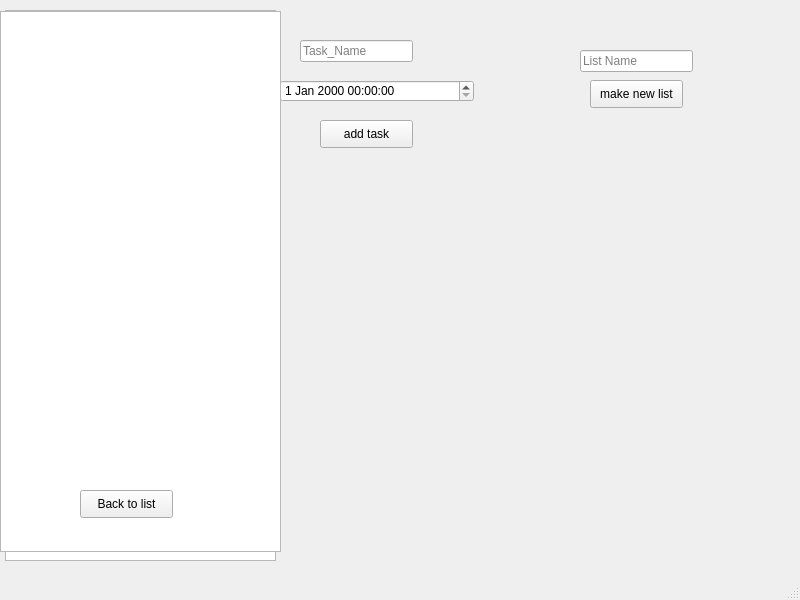
Qt form professor_panel.ui (KianaFakhrian/TODOLIST) before a commit.
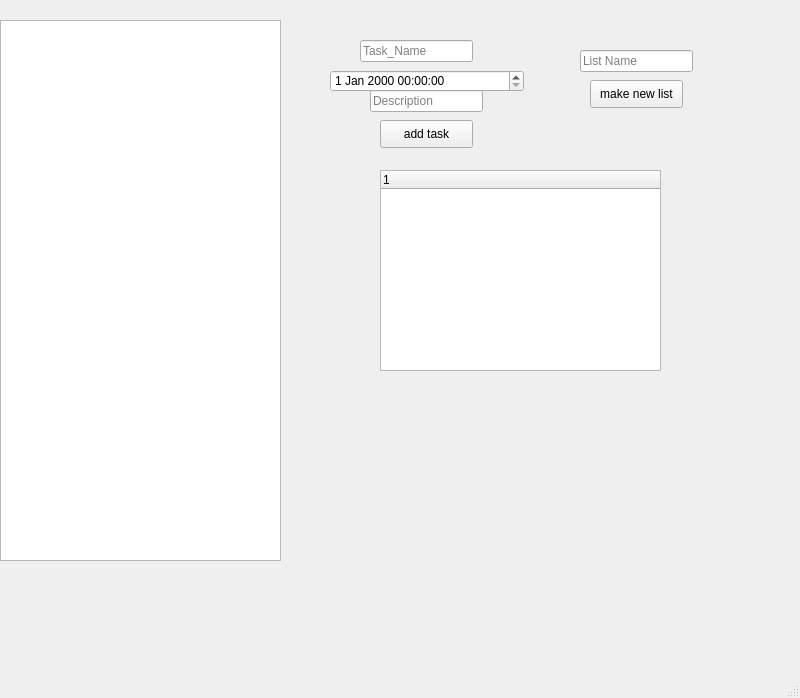
The same form after that commit.

Commit message: making a tree widget for tasks

Patch:
```diff
--- a/professor_panel.ui
+++ b/professor_panel.ui
@@ -7,7 +7,7 @@
     <x>0</x>
     <y>0</y>
     <width>800</width>
-    <height>600</height>
+    <height>698</height>
    </rect>
   </property>
   <property name="windowTitle">
@@ -30,7 +30,7 @@
    <widget class="QPushButton" name="add_task_button">
     <property name="geometry">
      <rect>
-      <x>320</x>
+      <x>380</x>
       <y>120</y>
       <width>93</width>
       <height>28</height>
@@ -43,17 +43,17 @@
    <widget class="QListWidget" name="listWidget">
     <property name="geometry">
      <rect>
-      <x>5</x>
-      <y>10</y>
-      <width>271</width>
-      <height>551</height>
+      <x>0</x>
+      <y>20</y>
+      <width>281</width>
+      <height>541</height>
      </rect>
     </property>
    </widget>
    <widget class="QLineEdit" name="task_name_lineEdit">
     <property name="geometry">
      <rect>
-      <x>300</x>
+      <x>360</x>
       <y>40</y>
       <width>113</width>
       <height>22</height>
@@ -66,8 +66,8 @@
    <widget class="QDateTimeEdit" name="dateTimeEdit">
     <property name="geometry">
      <rect>
-      <x>280</x>
-      <y>80</y>
+      <x>330</x>
+      <y>70</y>
       <width>194</width>
       <height>22</height>
      </rect>
@@ -86,27 +86,32 @@
      <string>List Name</string>
     </property>
    </widget>
-   <widget class="QListWidget" name="listWidgetTask">
+   <widget class="QTreeWidget" name="treeWidget">
     <property name="geometry">
      <rect>
-      <x>0</x>
-      <y>11</y>
+      <x>380</x>
+      <y>170</y>
       <width>281</width>
-      <height>541</height>
+      <height>201</height>
      </rect>
     </property>
+    <column>
+     <property name="text">
+      <string notr="true">1</string>
+     </property>
+    </column>
    </widget>
-   <widget class="QPushButton" name="pushButton_Back_toList">
+   <widget class="QLineEdit" name="lineEdit_description">
     <property name="geometry">
      <rect>
-      <x>80</x>
-      <y>490</y>
-      <width>93</width>
-      <height>28</height>
+      <x>370</x>
+      <y>90</y>
+      <width>113</width>
+      <height>22</height>
      </rect>
     </property>
-    <property name="text">
-     <string>Back to list</string>
+    <property name="placeholderText">
+     <string>Description</string>
     </property>
    </widget>
   </widget>
```
The commit also changes 2 other files.
